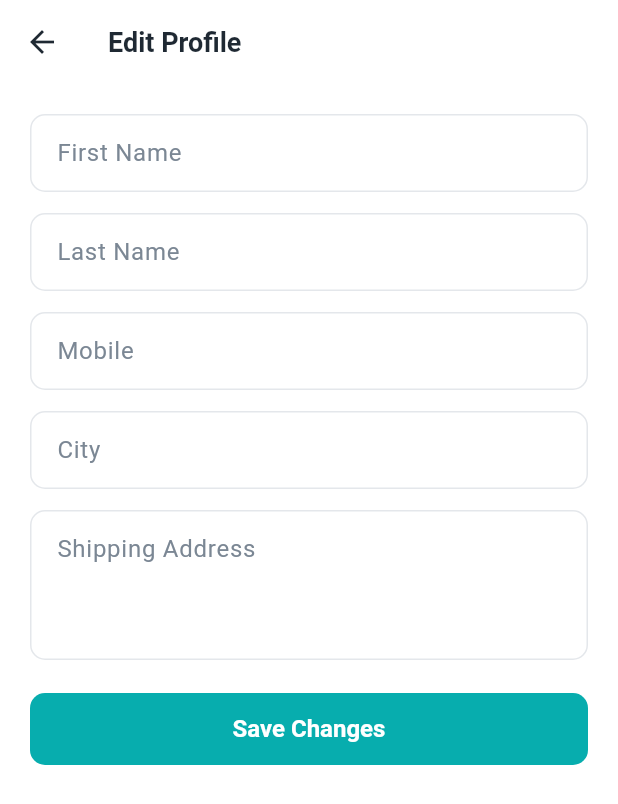
After one commit to Rohan2002-33/crafty_bay_ecommerce_app, a Flutter app: the ProfileScreen screen opened directly, after a tap on "Edit Profile", on a phone screen of 412 x 824 dp. The commit adds this screen. Shown: the top 804 px of the screen. Run offline on Flutter 3.47's test engine with Material 3 defaults, Android fonts, the phone set to English and light mode, and no system bars; our stand-ins replace cached_network_image, flutter_svg, get, pin_code_fields, shared_preferences; accounts and stored records are empty; network calls fail.

Commit message:
feat(orders): add order history, order details, profile and edit profile

```diff
--- a/lib/views/product/reviews_screen.dart
+++ b/lib/views/product/reviews_screen.dart
@@ -58,7 +58,7 @@ class _ReviewsScreenState extends State<ReviewsScreen> {
             physics: const AlwaysScrollableScrollPhysics(),
             padding: const EdgeInsets.all(16),
             itemCount: _c.reviews.length,
-            separatorBuilder: (_, __) => const SizedBox(height: 12),
+            separatorBuilder: (_, _) => const SizedBox(height: 12),
             itemBuilder: (_, i) => _ReviewTile(review: _c.reviews[i]),
           ),
         );
--- /dev/null
+++ b/lib/views/profile/edit_profile_screen.dart
@@ -0,0 +1,105 @@
+import 'package:flutter/material.dart';
+import 'package:get/get.dart';
+
+import '../../controllers/auth_controller.dart';
+import '../../core/utils/app_snack.dart';
+import '../../core/utils/validators.dart';
+import '../../core/widgets/primary_button.dart';
+
+class EditProfileScreen extends StatefulWidget {
+  const EditProfileScreen({super.key});
+
+  @override
+  State<EditProfileScreen> createState() => _EditProfileScreenState();
+}
+
+class _EditProfileScreenState extends State<EditProfileScreen> {
+  final _formKey = GlobalKey<FormState>();
+  final AuthController _auth = Get.find();
+  late final _first = TextEditingController(text: _auth.user.value?.firstName);
+  late final _last = TextEditingController(text: _auth.user.value?.lastName);
+  late final _phone = TextEditingController(text: _auth.user.value?.phone);
+  late final _city = TextEditingController(text: _auth.user.value?.city);
+  late final _address = TextEditingController(text: _auth.user.value?.address);
+
+  @override
+  void dispose() {
+    for (final c in [_first, _last, _phone, _city, _address]) {
+      c.dispose();
+    }
+    super.dispose();
+  }
+
+  Future<void> _save() async {
+    FocusScope.of(context).unfocus();
+    if (!_formKey.currentState!.validate()) return;
+
+    final ok = await _auth.updateProfile({
+      'first_name': _first.text.trim(),
+      'last_name': _last.text.trim(),
+      'phone': _phone.text.trim(),
+      'city': _city.text.trim(),
+      'address': _address.text.trim(),
+    });
+    if (!mounted) return;
+
+    if (ok) {
+      Get.back();
+      AppSnack.success('Profile updated');
+    } else {
+      AppSnack.error(_auth.lastError);
+    }
+  }
+
+  @override
+  Widget build(BuildContext context) {
+    return Scaffold(
+      appBar: AppBar(title: const Text('Edit Profile')),
+      body: SafeArea(
+        child: SingleChildScrollView(
+          padding: const EdgeInsets.all(20),
+          child: Form(
+            key: _formKey,
+            child: Column(
+              children: [
+                _field(_first, 'First Name',
+                    validator: (v) => Validators.required(v, 'First name')),
+                _field(_last, 'Last Name',
+                    validator: (v) => Validators.required(v, 'Last name')),
+                _field(_phone, 'Mobile',
+                    type: TextInputType.phone, validator: Validators.phone),
+                _field(_city, 'City'),
+                _field(_address, 'Shipping Address', lines: 3),
+                const SizedBox(height: 8),
+                Obx(() => PrimaryButton(
+                      label: 'Save Changes',
+                      isLoading: _auth.isLoading.value,
+                      onPressed: _save,
+                    )),
+              ],
+            ),
+          ),
+        ),
+      ),
+    );
+  }
+
+  Widget _field(
+    TextEditingController controller,
+    String hint, {
+    TextInputType type = TextInputType.text,
+    String? Function(String?)? validator,
+    int lines = 1,
+  }) {
+    return Padding(
+      padding: const EdgeInsets.only(bottom: 14),
+      child: TextFormField(
+        controller: controller,
+        keyboardType: type,
+        maxLines: lines,
+        validator: validator,
+        decoration: InputDecoration(hintText: hint),
+      ),
+    );
+  }
+}
--- /dev/null
+++ b/lib/views/profile/profile_screen.dart
@@ -0,0 +1,123 @@
+import 'package:flutter/material.dart';
+import 'package:get/get.dart';
+
+import '../../controllers/auth_controller.dart';
+import '../../core/constants/app_colors.dart';
+import '../orders/orders_screen.dart';
+import 'edit_profile_screen.dart';
+
+class ProfileScreen extends StatelessWidget {
+  const ProfileScreen({super.key});
+
+  @override
+  Widget build(BuildContext context) {
+    final auth = Get.find<AuthController>();
+    return Scaffold(
+      backgroundColor: AppColors.background,
+      appBar: AppBar(title: const Text('Profile')),
+      body: Obx(() {
+        final user = auth.user.value;
+        return ListView(
+          padding: const EdgeInsets.all(16),
+          children: [
+            Container(
+              padding: const EdgeInsets.all(20),
+              decoration: BoxDecoration(
+                color: Colors.white,
+                borderRadius: BorderRadius.circular(14),
+              ),
+              child: Column(
+                children: [
+                  CircleAvatar(
+                    radius: 38,
+                    backgroundColor: AppColors.primary,
+                    child: Text(
+                      user?.initials ?? 'U',
+                      style: const TextStyle(
+                        fontSize: 26,
+                        color: Colors.white,
+                        fontWeight: FontWeight.w700,
+                      ),
+                    ),
+                  ),
+                  const SizedBox(height: 12),
+                  Text(
+                    user?.fullName.isNotEmpty == true ? user!.fullName : 'Crafty Bay User',
+                    style: const TextStyle(fontSize: 20, fontWeight: FontWeight.w700),
+                  ),
+                  const SizedBox(height: 4),
+                  Text(
+                    user?.email ?? '',
+                    style: const TextStyle(color: AppColors.textGrey),
+                  ),
+                  if (user != null && user.phone.isNotEmpty) ...[
+                    const SizedBox(height: 2),
+                    Text(
+                      user.phone,
+                      style: const TextStyle(color: AppColors.textGrey),
+                    ),
+                  ],
+                ],
+              ),
+            ),
+            const SizedBox(height: 16),
+            _menuTile(
+              Icons.receipt_long_outlined,
+              'My Orders',
+              () => Get.to(() => const OrdersScreen()),
+            ),
+            _menuTile(
+              Icons.person_outline_rounded,
+              'Edit Profile',
+              () => Get.to(() => const EditProfileScreen()),
+            ),
+            _menuTile(
+              Icons.logout_rounded,
+              'Log Out',
+              () => _confirmLogout(auth),
+              color: AppColors.danger,
+            ),
+          ],
+        );
+      }),
+    );
+  }
+
+  Widget _menuTile(IconData icon, String title, VoidCallback onTap,
+      {Color color = AppColors.textDark}) {
+    return Container(
+      margin: const EdgeInsets.only(bottom: 10),
+      decoration: BoxDecoration(
+        color: Colors.white,
+        borderRadius: BorderRadius.circular(12),
+      ),
+      child: ListTile(
+        onTap: onTap,
+        leading: Icon(icon, color: color),
+        title: Text(title, style: TextStyle(color: color, fontWeight: FontWeight.w600)),
+        trailing: const Icon(Icons.chevron_right_rounded),
+      ),
+    );
+  }
+
+  Future<void> _confirmLogout(AuthController auth) async {
+    final confirm = await Get.dialog<bool>(
+      AlertDialog(
+        title: const Text('Log out?'),
+        content: const Text('You will need to sign in again.'),
+        actions: [
+          TextButton(
+            onPressed: () => Get.back(result: false),
+            child: const Text('Stay'),
+          ),
+          TextButton(
+            onPressed: () => Get.back(result: true),
+            style: TextButton.styleFrom(foregroundColor: AppColors.danger),
+            child: const Text('Log out'),
+          ),
+        ],
+      ),
+    );
+    if (confirm == true) await auth.logout();
+  }
+}
```
Also changed, not shown: lib/views/orders/order_details_screen.dart (added, +258 -0 lines), lib/views/orders/orders_screen.dart (added, +176 -0 lines).
